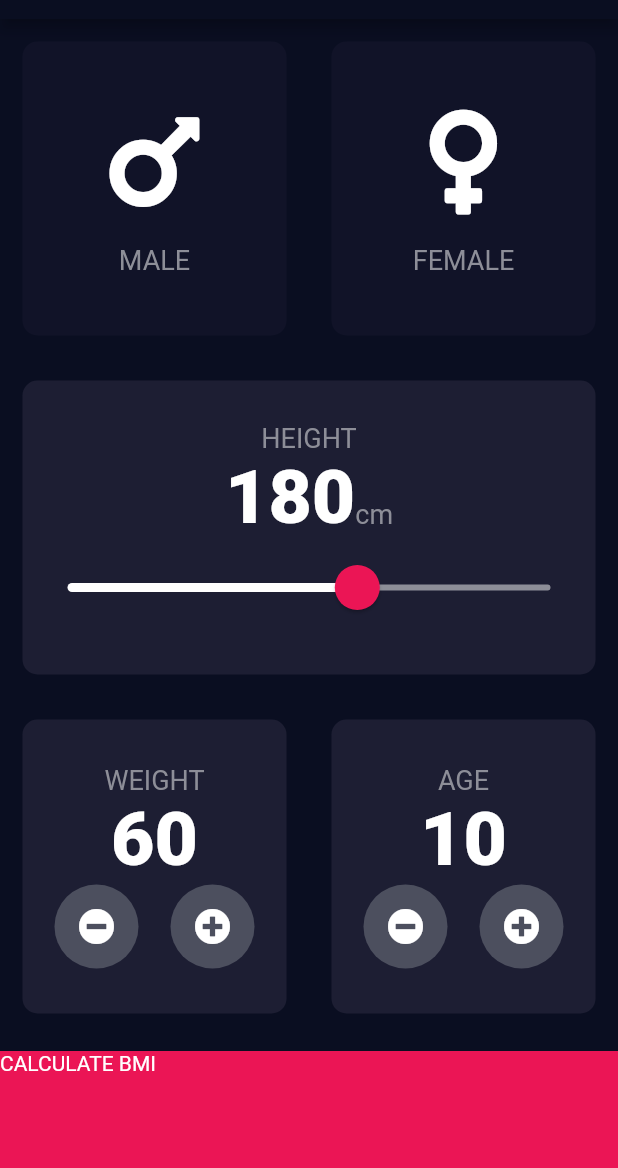
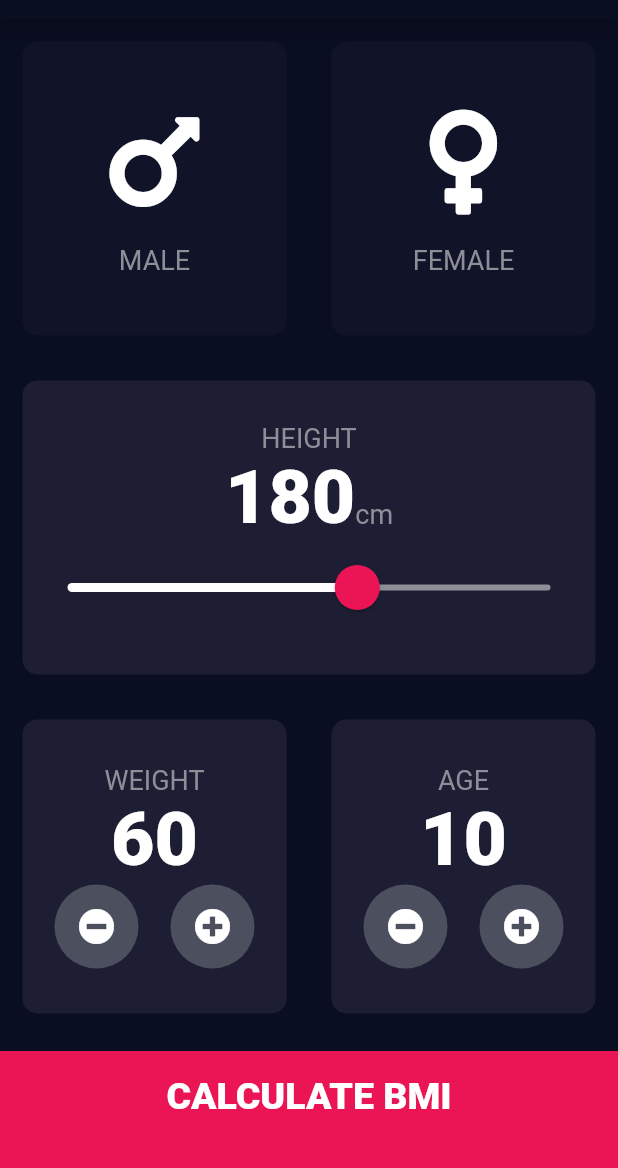
Before and after one commit to patelprashant/flutter_bmi_calculator, a Flutter app: the screen it shows after launch, on a phone screen of 412 x 824 dp, the part 65-1233 px from its top. Run offline on Flutter 3.47's test engine with Material 2 defaults, Android fonts, the phone set to English and light mode, and no system bars; our stand-ins replace font_awesome_flutter.

Commit message:
Added Action and Results Page UI as a new page

```diff
--- /dev/null
+++ b/lib/user_action_page.dart
@@ -0,0 +1,29 @@
+import 'package:flutter/material.dart';
+
+import 'constants.dart';
+
+class UserActionPage extends StatelessWidget {
+  final Function onTap;
+  final String buttonTitle;
+
+  UserActionPage({this.onTap, this.buttonTitle});
+
+  @override
+  Widget build(BuildContext context) {
+    return GestureDetector(
+      child: Container(
+        child: Center(
+          child: Text(
+            buttonTitle.toUpperCase(),
+            style: kLargeTextButtonStyle,
+          ),
+        ),
+        color: kBottomContainerColor,
+        margin: EdgeInsets.only(top: 10.0),
+        padding: EdgeInsets.only(bottom: 20.0),
+        width: double.infinity,
+        height: kBottomContainerHeight,
+      ),
+    );
+  }
+}
--- a/lib/user_input_page.dart
+++ b/lib/user_input_page.dart
@@ -2,6 +2,7 @@ import 'package:flutter/material.dart';
 import 'package:flutter_bmi_calculator/result_page.dart';
 import 'package:flutter_bmi_calculator/reusable_card.dart';
 import 'package:flutter_bmi_calculator/round_action_button.dart';
+import 'package:flutter_bmi_calculator/user_action_page.dart';
 import 'package:font_awesome_flutter/font_awesome_flutter.dart';
 
 import 'card_icon_content.dart';
@@ -197,18 +198,12 @@ class _UserInputPageState extends State<UserInputPage> {
               ],
             ),
           ),
-          GestureDetector(
+          UserActionPage(
+            buttonTitle: 'Calculate BMI',
             onTap: () {
               Navigator.push(context,
                   MaterialPageRoute(builder: (context) => ResultsPage()));
             },
-            child: Container(
-              child: Text('CALCULATE BMI'),
-              color: kBottomContainerColor,
-              margin: EdgeInsets.only(top: 10.0),
-              width: double.infinity,
-              height: kBottomContainerHeight,
-            ),
           ),
         ],
       ),
```
Also changed, not shown: lib/constants.dart (+21 -0 lines), lib/result_page.dart (+40 -1 lines).
